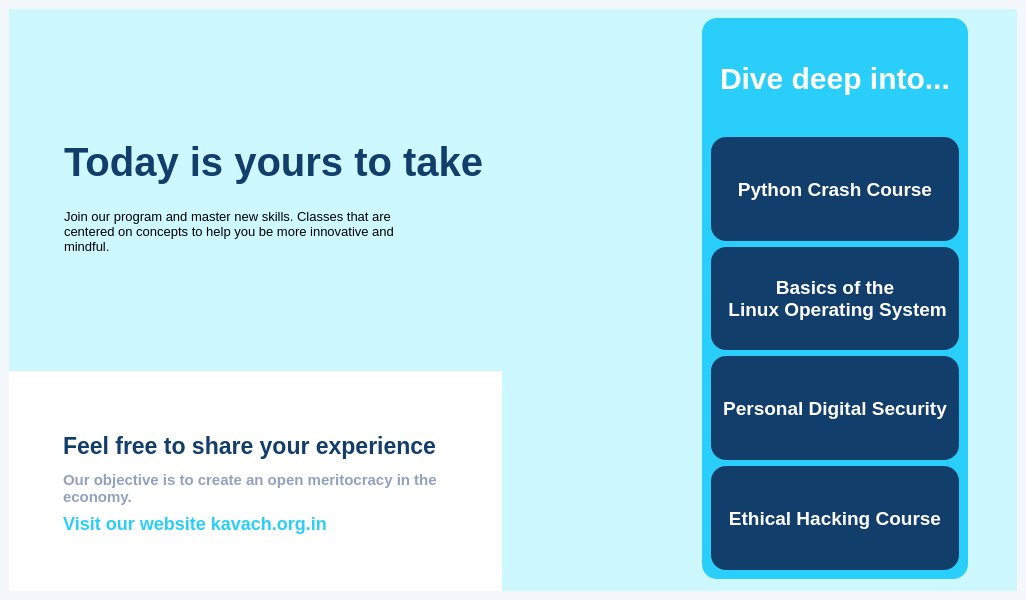
First picture: the form in xedu/ui/landing_page.ui, repository Project-K-Official/kavach-studyblu, before the edit.
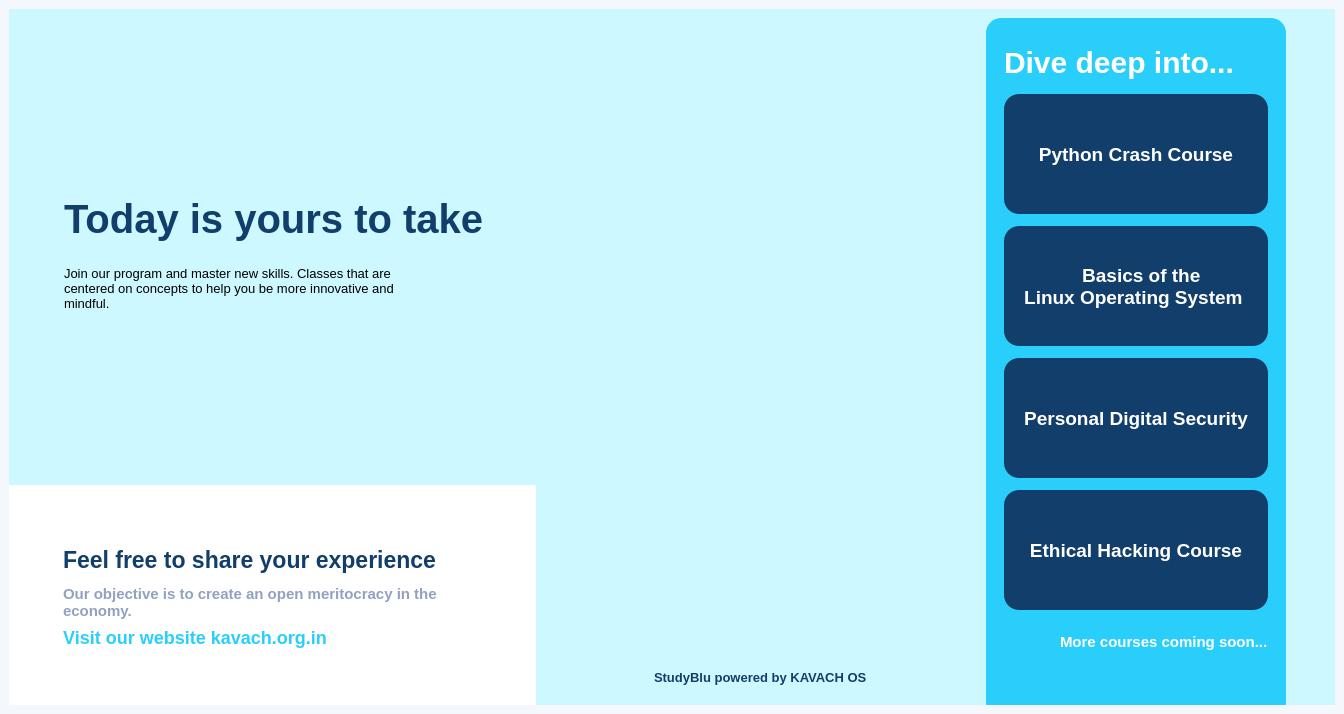
Second picture: the form after the edit. Icons and pictures are not drawn.

Commit message: Changes in courses UI & and logos

```diff
--- a/xedu/ui/landing_page.ui
+++ b/xedu/ui/landing_page.ui
@@ -6,13 +6,13 @@
    <rect>
     <x>0</x>
     <y>0</y>
-    <width>1016</width>
-    <height>600</height>
+    <width>1344</width>
+    <height>714</height>
    </rect>
   </property>
   <property name="minimumSize">
    <size>
-    <width>0</width>
+    <width>1200</width>
     <height>600</height>
    </size>
   </property>
@@ -63,7 +63,7 @@
          </property>
          <property name="maximumSize">
           <size>
-           <width>550</width>
+           <width>16777215</width>
            <height>16777215</height>
           </size>
          </property>
@@ -380,10 +380,16 @@
            <widget class="QFrame" name="frame_7">
             <property name="minimumSize">
              <size>
-              <width>200</width>
+              <width>450</width>
               <height>0</height>
              </size>
             </property>
+            <property name="maximumSize">
+             <size>
+              <width>350</width>
+              <height>16777215</height>
+             </size>
+            </property>
             <property name="styleSheet">
              <string notr="true">border:0;</string>
             </property>
@@ -409,24 +415,14 @@
              <property name="bottomMargin">
               <number>0</number>
              </property>
-             <item>
-              <spacer name="verticalSpacer">
-               <property name="orientation">
-                <enum>Qt::Vertical</enum>
-               </property>
-               <property name="sizeType">
-                <enum>QSizePolicy::Maximum</enum>
-               </property>
-               <property name="sizeHint" stdset="0">
-                <size>
-                 <width>20</width>
-                 <height>100</height>
-                </size>
-               </property>
-              </spacer>
-             </item>
-             <item>
+             <item alignment="Qt::AlignRight|Qt::AlignBottom">
               <widget class="QFrame" name="frame_18">
+               <property name="minimumSize">
+                <size>
+                 <width>400</width>
+                 <height>500</height>
+                </size>
+               </property>
                <property name="maximumSize">
                 <size>
                  <width>16777215</width>
@@ -445,7 +441,7 @@
                </property>
               </widget>
              </item>
-             <item>
+             <item alignment="Qt::AlignBottom">
               <widget class="QFrame" name="frame_17">
                <property name="minimumSize">
                 <size>
@@ -472,15 +468,21 @@
                <property name="frameShadow">
                 <enum>QFrame::Raised</enum>
                </property>
-               <layout class="QGridLayout" name="gridLayout_4">
+               <layout class="QVBoxLayout" name="verticalLayout_8">
                 <property name="topMargin">
                  <number>45</number>
                 </property>
                 <property name="bottomMargin">
                  <number>20</number>
                 </property>
-                <item row="0" column="0">
+                <item alignment="Qt::AlignHCenter">
                  <widget class="QFrame" name="frame_19">
+                  <property name="minimumSize">
+                   <size>
+                    <width>100</width>
+                    <height>100</height>
+                   </size>
+                  </property>
                   <property name="styleSheet">
                    <string notr="true">border:0;
 image: url(media/Kavach_logo.png);</string>
@@ -491,7 +493,39 @@
                   <property name="frameShadow">
                    <enum>QFrame::Raised</enum>
                   </property>
-                  <layout class="QHBoxLayout" name="horizontalLayout_10"/>
+                  <layout class="QHBoxLayout" name="horizontalLayout_10">
+                   <property name="spacing">
+                    <number>0</number>
+                   </property>
+                   <property name="topMargin">
+                    <number>0</number>
+                   </property>
+                   <property name="bottomMargin">
+                    <number>0</number>
+                   </property>
+                  </layout>
+                 </widget>
+                </item>
+                <item alignment="Qt::AlignHCenter|Qt::AlignVCenter">
+                 <widget class="QLabel" name="label_5">
+                  <property name="maximumSize">
+                   <size>
+                    <width>16777215</width>
+                    <height>50</height>
+                   </size>
+                  </property>
+                  <property name="font">
+                   <font>
+                    <pointsize>10</pointsize>
+                    <bold>true</bold>
+                   </font>
+                  </property>
+                  <property name="styleSheet">
+                   <string notr="true">color: rgb(18, 62, 107);</string>
+                  </property>
+                  <property name="text">
+                   <string>StudyBlu powered by KAVACH OS</string>
+                  </property>
                  </widget>
                 </item>
                </layout>
@@ -529,8 +563,8 @@
               <widget class="QFrame" name="frame_16">
                <property name="minimumSize">
                 <size>
-                 <width>0</width>
-                 <height>0</height>
+                 <width>300</width>
+                 <height>700</height>
                 </size>
                </property>
                <property name="maximumSize">
@@ -562,12 +596,18 @@
                   <property name="frameShadow">
                    <enum>QFrame::Raised</enum>
                   </property>
-                  <layout class="QHBoxLayout" name="horizontalLayout_3">
+                  <layout class="QVBoxLayout" name="verticalLayout_5">
                    <property name="bottomMargin">
                     <number>35</number>
                    </property>
-                   <item alignment="Qt::AlignHCenter|Qt::AlignBottom">
+                   <item>
                     <widget class="QLabel" name="label_3">
+                     <property name="maximumSize">
+                      <size>
+                       <width>16777215</width>
+                       <height>40</height>
+                      </size>
+                     </property>
                      <property name="styleSheet">
                       <string notr="true">color:rgb(255,255,255);
  font-weight:bold;
@@ -578,28 +618,12 @@
                      </property>
                     </widget>
                    </item>
-                  </layout>
-                 </widget>
-                </item>
-                <item>
-                 <widget class="QFrame" name="frame_10">
-                  <property name="styleSheet">
-                   <string notr="true">background-color: rgb(18, 62, 107);
-image: url(media/python.png);</string>
-                  </property>
-                  <property name="frameShape">
-                   <enum>QFrame::StyledPanel</enum>
-                  </property>
-                  <property name="frameShadow">
-                   <enum>QFrame::Raised</enum>
-                  </property>
-                  <layout class="QHBoxLayout" name="horizontalLayout_8">
                    <item>
                     <widget class="QPushButton" name="course_no_1">
                      <property name="minimumSize">
                       <size>
                        <width>200</width>
-                       <height>60</height>
+                       <height>120</height>
                       </size>
                      </property>
                      <property name="font">
@@ -614,8 +638,8 @@
                      <property name="styleSheet">
                       <string notr="true">QPushButton{
 color: rgb(255, 255, 255);
-background:transparent;
-image:None;
+background-color: rgb(18, 62, 107);
+image: url(media/python.png);
 }
 
 QPushButton:hover{
@@ -627,32 +651,16 @@
 }</string>
                      </property>
                      <property name="text">
-                      <string>Python Crash Course</string>
+                      <string>  Python Crash Course  </string>
                      </property>
                     </widget>
                    </item>
-                  </layout>
-                 </widget>
-                </item>
-                <item>
-                 <widget class="QFrame" name="frame_8">
-                  <property name="styleSheet">
-                   <string notr="true">background-color: rgb(18, 62, 107);
-image: url(media/linux.png);</string>
-                  </property>
-                  <property name="frameShape">
-                   <enum>QFrame::StyledPanel</enum>
-                  </property>
-                  <property name="frameShadow">
-                   <enum>QFrame::Raised</enum>
-                  </property>
-                  <layout class="QHBoxLayout" name="horizontalLayout_6">
                    <item>
                     <widget class="QPushButton" name="course_no_2">
                      <property name="minimumSize">
                       <size>
                        <width>200</width>
-                       <height>60</height>
+                       <height>120</height>
                       </size>
                      </property>
                      <property name="font">
@@ -667,8 +675,8 @@
                      <property name="styleSheet">
                       <string notr="true">QPushButton{
 color: rgb(255, 255, 255);
-background:transparent;
-image:None;
+background-color: rgb(18, 62, 107);
+image: url(media/linux.png);
 }
 
 QPushButton:hover{
@@ -680,39 +688,17 @@
 }</string>
                      </property>
                      <property name="text">
-                      <string>Basics of the
- Linux Operating System</string>
+                      <string>  Basics of the
+ Linux Operating System  </string>
                      </property>
                     </widget>
                    </item>
-                  </layout>
-                 </widget>
-                </item>
-                <item>
-                 <widget class="QFrame" name="frame_20">
-                  <property name="minimumSize">
-                   <size>
-                    <width>200</width>
-                    <height>0</height>
-                   </size>
-                  </property>
-                  <property name="styleSheet">
-                   <string notr="true">background-color: rgb(18, 62, 107);
-image: url(media/shield.png);</string>
-                  </property>
-                  <property name="frameShape">
-                   <enum>QFrame::StyledPanel</enum>
-                  </property>
-                  <property name="frameShadow">
-                   <enum>QFrame::Raised</enum>
-                  </property>
-                  <layout class="QHBoxLayout" name="horizontalLayout_9">
                    <item>
                     <widget class="QPushButton" name="course_no_3">
                      <property name="minimumSize">
                       <size>
                        <width>200</width>
-                       <height>60</height>
+                       <height>120</height>
                       </size>
                      </property>
                      <property name="font">
@@ -727,8 +713,8 @@
                      <property name="styleSheet">
                       <string notr="true">QPushButton{
 color: rgb(255, 255, 255);
-background:transparent;
-image:None;
+background-color: rgb(18, 62, 107);
+image: url(media/shield.png);
 }
 
 QPushButton:hover{
@@ -740,34 +726,16 @@
 }</string>
                      </property>
                      <property name="text">
-                      <string>Personal Digital Security</string>
+                      <string>  Personal Digital Security  </string>
                      </property>
                     </widget>
                    </item>
-                  </layout>
-                 </widget>
-                </item>
-                <item>
-                 <widget class="QFrame" name="frame_13">
-                  <property name="styleSheet">
-                   <string notr="true">QFrame{
-background-color: rgb(18, 62, 107);
-image: url(media/hacker.png);
-}</string>
-                  </property>
-                  <property name="frameShape">
-                   <enum>QFrame::StyledPanel</enum>
-                  </property>
-                  <property name="frameShadow">
-                   <enum>QFrame::Raised</enum>
-                  </property>
-                  <layout class="QHBoxLayout" name="horizontalLayout_7">
                    <item>
                     <widget class="QPushButton" name="course_no_4">
                      <property name="minimumSize">
                       <size>
-                       <width>200</width>
-                       <height>60</height>
+                       <width>250</width>
+                       <height>120</height>
                       </size>
                      </property>
                      <property name="font">
@@ -782,8 +750,8 @@
                      <property name="styleSheet">
                       <string notr="true">QPushButton{
 color: rgb(255, 255, 255);
-background:transparent;
-image:None;
+background-color: rgb(18, 62, 107);
+image: url(media/hacker.png);
 }
 
 QPushButton:hover{
@@ -799,6 +767,24 @@
                      </property>
                     </widget>
                    </item>
+                   <item alignment="Qt::AlignRight">
+                    <widget class="QLabel" name="label_4">
+                     <property name="maximumSize">
+                      <size>
+                       <width>16777215</width>
+                       <height>40</height>
+                      </size>
+                     </property>
+                     <property name="styleSheet">
+                      <string notr="true">color:rgb(255,255,255);
+ font-weight:bold;
+font-size:15px;</string>
+                     </property>
+                     <property name="text">
+                      <string>More courses coming soon...</string>
+                     </property>
+                    </widget>
+                   </item>
                   </layout>
                  </widget>
                 </item>
```
Left out of the diff: 4 changed lines with no effect on the pictures.
